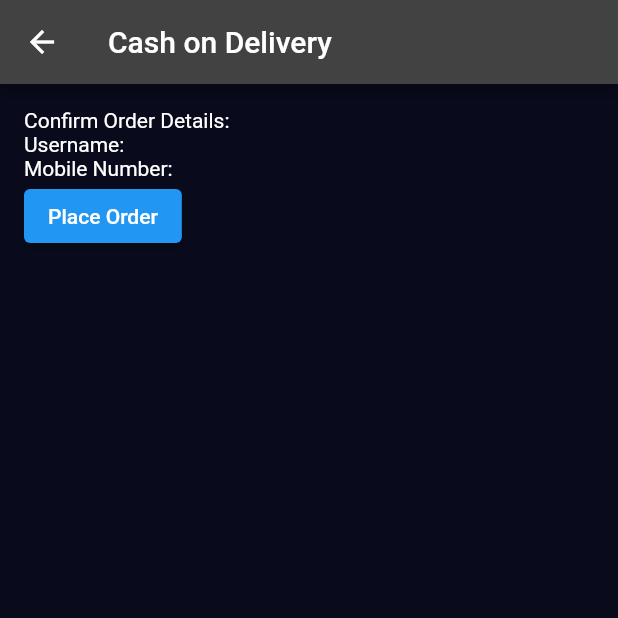
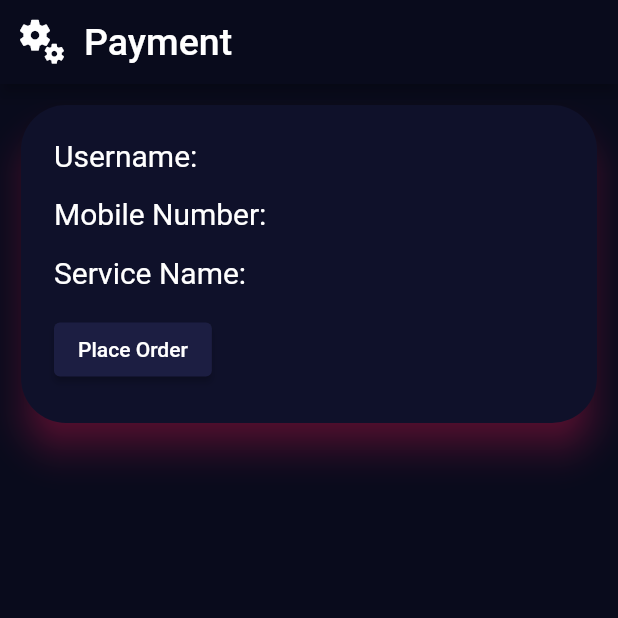
Before and after one commit to GuruDev20/Customer_Service_App_Flutter, a Flutter app: the CashOnDeliveryScreen screen opened by its route, on a phone screen of 412 x 824 dp, the top half of it. Run offline on Flutter 3.47's test engine with Material 2 defaults, Android fonts, the phone set to English and light mode, and no system bars; our stand-ins replace cloud_firestore, firebase_auth, firebase_core, geocoding, geolocator, google_maps_flutter and 1 more; accounts and stored records are empty.

Commit message:
updated delivery

```diff
--- a/lib/main.dart
+++ b/lib/main.dart
@@ -43,7 +43,7 @@ class MainApp extends StatelessWidget {
         LocationScreen.id:(context) => const LocationScreen(),
         NotificationsScreen.id:(context) =>const NotificationsScreen(),
         FeedbackScreen.id:(context) => const FeedbackScreen(),
-        Orders.id:(context) =>Orders(username: '', mobileNumber: '', paymentMethod: '',),
+        Orders.id:(context) =>Orders(username: '', mobileNumber: '', paymentMethod: '', serviceName: '',),
         UserDetails.id:(context) => const UserDetails(),
         Employer.id:(context) => const Employer(),
         ServicesScreen.id:(context) => const ServicesScreen(),
--- a/lib/payment/cashOndelivery.dart
+++ b/lib/payment/cashOndelivery.dart
@@ -6,23 +6,66 @@ class CashOnDeliveryScreen extends StatelessWidget {
   final String username;
   final String mobileNumber;
   final String serviceName;
-  CashOnDeliveryScreen({required this.username, required this.mobileNumber,required this.serviceName});
+  CashOnDeliveryScreen(
+      {required this.username,
+      required this.mobileNumber,
+      required this.serviceName});
 
   @override
   Widget build(BuildContext context) {
     return Scaffold(
       appBar: AppBar(
-        title: Text('Cash on Delivery'),
+        backgroundColor: Color(0xFF090B1C),
+        leading: Icon(
+          Icons.miscellaneous_services,
+          size: 35.0,
+          color: Colors.white,
+        ),
+        title: Text(
+          'Payment',
+          style: TextStyle(fontSize: 25.0),
+        ),
+        titleSpacing: 0,
       ),
       body: Container(
-        padding: EdgeInsets.all(16.0),
+        width: double.infinity,
+        height: 240,
+        child: Padding(
+          padding: const EdgeInsets.all(10.0),
+          child: Card(
+            shadowColor: Colors.pink,
+            elevation: 10.0,
+            shape: RoundedRectangleBorder(
+              borderRadius: BorderRadius.circular(30.0),
+            ),
+            color: Color(0xFF0F112A),
+            child: Padding(
+              padding: const EdgeInsets.all(14.0),
               child: Column(
                 crossAxisAlignment: CrossAxisAlignment.start,
                 children: [
-            Text('Confirm Order Details:'),
-            Text('Username: $username'),
-            Text('Mobile Number: $mobileNumber'),
-            ElevatedButton(
+                  Padding(
+                    padding: const EdgeInsets.all(8.0),
+                    child: Text(
+                      'Username: $username',
+                      style: TextStyle(fontSize: 20),
+                    ),
+                  ),
+                  Padding(
+                    padding: const EdgeInsets.all(8.0),
+                    child: Text('Mobile Number: $mobileNumber',
+                        style: TextStyle(fontSize: 20)),
+                  ),
+                  Padding(
+                    padding: const EdgeInsets.all(8.0),
+                    child: Text(
+                      'Service Name: $serviceName',
+                      style: TextStyle(fontSize: 20),
+                    ),
+                  ),
+                  Padding(
+                    padding: const EdgeInsets.all(8.0),
+                    child: ElevatedButton(
                       onPressed: () {
                         Navigator.push(
                           context,
@@ -30,14 +73,22 @@ class CashOnDeliveryScreen extends StatelessWidget {
                             builder: (context) => Orders(
                               username: username,
                               mobileNumber: mobileNumber,
+                              serviceName: serviceName,
                               paymentMethod: 'Cash on Delivery',
                             ),
                           ),
                         );
                       },
                       child: Text('Place Order'),
+                      style: ElevatedButton.styleFrom(
+                        backgroundColor: Color(0xFF1C1E42),
+                      ),
+                    ),
                   ),
                 ],
+              ),
+            ),
+          ),
         ),
       ),
     );
--- a/lib/payment/online.dart
+++ b/lib/payment/online.dart
@@ -33,7 +33,7 @@ class OnlinePaymentScreen extends StatelessWidget {
                     builder: (context) => Orders(
                       username: username,
                       mobileNumber: mobileNumber,
-                      paymentMethod: 'Online Payment',
+                      paymentMethod: 'Online Payment', serviceName: serviceName,
                     ),
                   ),
                 );
--- a/lib/payment/payment.dart
+++ b/lib/payment/payment.dart
@@ -8,7 +8,11 @@ class PaymentScreen extends StatefulWidget {
   final String mobileNumber;
   final String serviceName;
 
-  PaymentScreen({Key? key, required this.username, required this.mobileNumber,required this.serviceName})
+  PaymentScreen(
+      {Key? key,
+      required this.username,
+      required this.mobileNumber,
+      required this.serviceName})
       : super(key: key);
 
   @override
@@ -50,6 +54,7 @@ class _PaymentScreenState extends State<PaymentScreen> {
               shape: RoundedRectangleBorder(
                 borderRadius: BorderRadius.circular(30),
               ),
+              elevation: 10.0,
               shadowColor: Colors.pink,
               child: Padding(
                 padding: const EdgeInsets.all(8.0),
@@ -95,6 +100,8 @@ class _PaymentScreenState extends State<PaymentScreen> {
                 shape: RoundedRectangleBorder(
                   borderRadius: BorderRadius.circular(30),
                 ),
+                elevation: 10.0,
+                shadowColor: Colors.pink,
                 child: Column(
                   children: [
                     Padding(
@@ -129,7 +136,7 @@ class _PaymentScreenState extends State<PaymentScreen> {
                                   ),
                                 );
                               },
-                              child: Text('Cash on Delivery'),
+                              child: Text('Cash On Delivery'),
                               style: ElevatedButton.styleFrom(
                                 backgroundColor: Color(0xFF1C1E42),
                               ),
@@ -146,7 +153,6 @@ class _PaymentScreenState extends State<PaymentScreen> {
                                       username: widget.username,
                                       mobileNumber: widget.mobileNumber,
                                       serviceName: widget.serviceName,
-
                                     ),
                                   ),
                                 );
--- a/lib/screens/home.dart
+++ b/lib/screens/home.dart
@@ -244,7 +244,7 @@ class _HomeScreenState extends State<HomeScreen> {
                       builder: (context) => Orders(
                             username: '',
                             mobileNumber: '',
-                            paymentMethod: '',
+                            paymentMethod: '', serviceName: '',
                           )),
                 );
                 break;
--- a/lib/screens/order_screen.dart
+++ b/lib/screens/order_screen.dart
@@ -12,11 +12,12 @@ class Orders extends StatefulWidget {
   final String username;
   final String mobileNumber;
   final String paymentMethod;
-
+  final String serviceName;
   Orders({
     required this.username,
     required this.mobileNumber,
     required this.paymentMethod,
+    required this. serviceName,
   });
 
   @override
--- a/lib/screens/service.dart
+++ b/lib/screens/service.dart
@@ -151,7 +151,7 @@ class _ServicesScreenState extends State<ServicesScreen> {
               case 1:
                 Navigator.push(
                   context,
-                  MaterialPageRoute(builder: (context) => Orders(username: '', mobileNumber: '', paymentMethod: '',)),
+                  MaterialPageRoute(builder: (context) => Orders(username: '', mobileNumber: '', paymentMethod: '', serviceName: '',)),
                 );
                 break;
               case 2:
--- a/lib/screens/settings.dart
+++ b/lib/screens/settings.dart
@@ -234,7 +234,7 @@ class _SettingScreenState extends State<SettingScreen> {
               case 1:
                 Navigator.push(
                   context,
-                  MaterialPageRoute(builder: (context) => Orders(username: '', mobileNumber: '', paymentMethod: '',)),
+                  MaterialPageRoute(builder: (context) => Orders(username: '', mobileNumber: '', paymentMethod: '', serviceName: '',)),
                 );
                 break;
               case 2:
```
Lines whose indentation alone changed are shown as unchanged.
